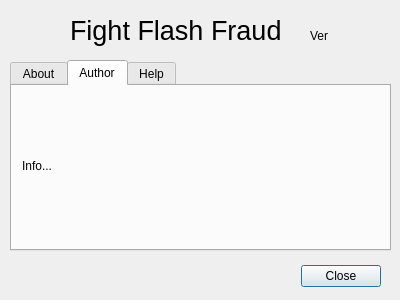
Old version of the form helpwindow.ui in the repository zwpwjwtz/f3-qt.
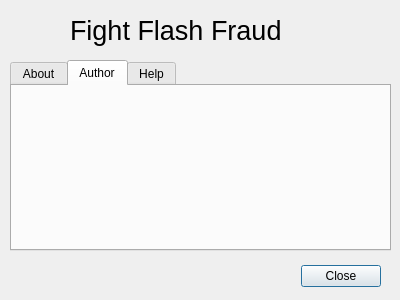
New version of the form. The open tabs and pages were chosen to show the change. Icons and pictures are not drawn.

```diff
--- a/helpwindow.ui
+++ b/helpwindow.ui
@@ -101,9 +101,6 @@
        <height>161</height>
       </rect>
      </property>
-     <property name="text">
-      <string>Info...</string>
-     </property>
      <property name="textFormat">
       <enum>Qt::RichText</enum>
      </property>
@@ -140,14 +137,14 @@
   <widget class="QLabel" name="labelVersion">
    <property name="geometry">
     <rect>
-     <x>310</x>
+     <x>300</x>
      <y>20</y>
-     <width>81</width>
+     <width>91</width>
      <height>31</height>
     </rect>
    </property>
-   <property name="text">
-    <string>Ver</string>
+   <property name="alignment">
+    <set>Qt::AlignRight|Qt::AlignTrailing|Qt::AlignVCenter</set>
    </property>
   </widget>
  </widget>
```
